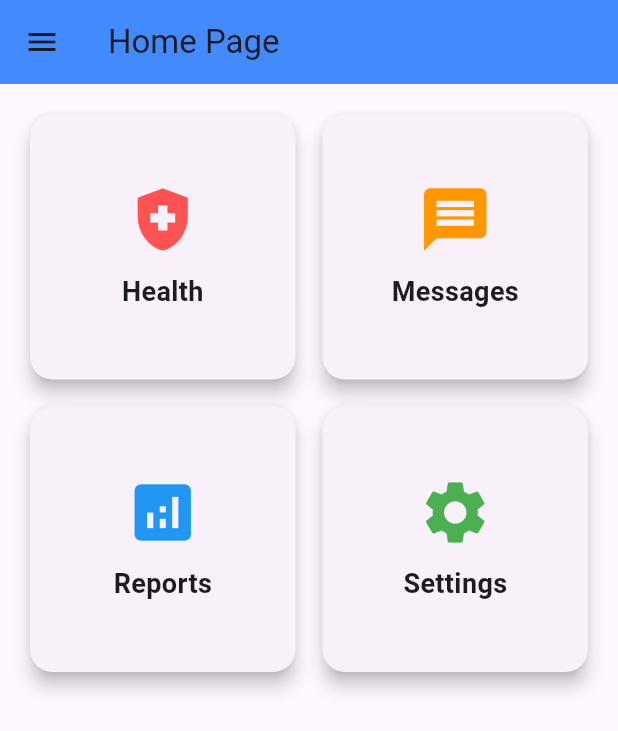
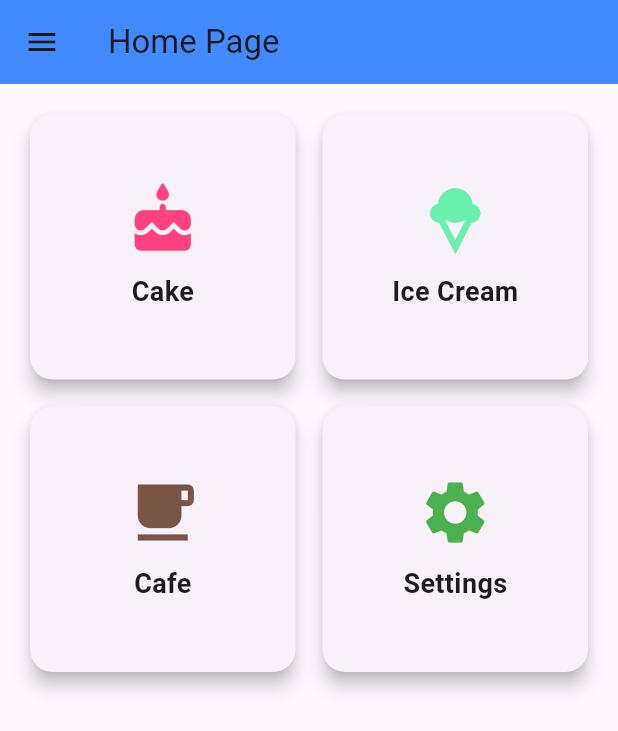
Before and after one commit to mustofakafi/rental_mobil, a Flutter app: the Beranda screen opened directly, on a phone screen of 412 x 824 dp. Shown: the top 731 px of the screen. Run offline on Flutter 3.47's test engine with Material 3 defaults, Android fonts, the phone set to English and light mode, and no system bars.

Commit message:
bagian profile - membuat agar ketika tidak memasukkan username tidak bisa masuk bagian beranda - mengfungsikan logout agar kembali ke halaman login/awal - mengganti logo dan nama yang ada di dalam kolom/kotak

```diff
--- a/lib/beranda.dart
+++ b/lib/beranda.dart
@@ -21,7 +21,7 @@ class Beranda extends StatelessWidget {
                 children: [
                   CircleAvatar(
                     radius: 40,
-                    backgroundImage: AssetImage('assets/profile.jpg'), // Gambar profil
+                     backgroundImage: AssetImage('assets/profile.jpg'), // Gambar profil
                   ),
                   SizedBox(height: 10),
                   Text(
@@ -50,7 +50,8 @@ class Beranda extends StatelessWidget {
               title: Text('Logout'),
               onTap: () {
                 // Fungsi logout
-                Navigator.pop(context);
+              //  Navigator.pop(context);
+               Navigator.popUntil(context, (route) => route.isFirst);
               },
             ),
           ],
@@ -64,19 +65,19 @@ class Beranda extends StatelessWidget {
           mainAxisSpacing: 10,
           children: <Widget>[
             _buildCard(
-              icon: Icons.health_and_safety,
-              title: 'Health',
-              color: Colors.redAccent,
+              icon: Icons.cake_rounded,
+              title: 'Cake',
+              color: Colors.pinkAccent,
             ),
             _buildCard(
-              icon: Icons.message,
-              title: 'Messages',
-              color: Colors.orange,
+              icon: Icons.icecream,
+              title: 'Ice Cream',
+              color: Colors.greenAccent,
             ),
             _buildCard(
-              icon: Icons.analytics,
-              title: 'Reports',
-              color: Colors.blue,
+              icon: Icons.local_cafe,
+              title: 'Cafe',
+              color: Colors.brown,
             ),
             _buildCard(
               icon: Icons.settings,
--- a/lib/main.dart
+++ b/lib/main.dart
@@ -1,6 +1,5 @@
 import 'package:flutter/material.dart';
 import 'package:latihan_1/login.dart';
-import 'package:latihan_1/register.dart';
 
 void main() {
   runApp(const MyApp());
```
Also changed, not shown: lib/login.dart (+37 -10 lines), assets/arem-arem.jpg (deleted), assets/profile.jpg (added).
